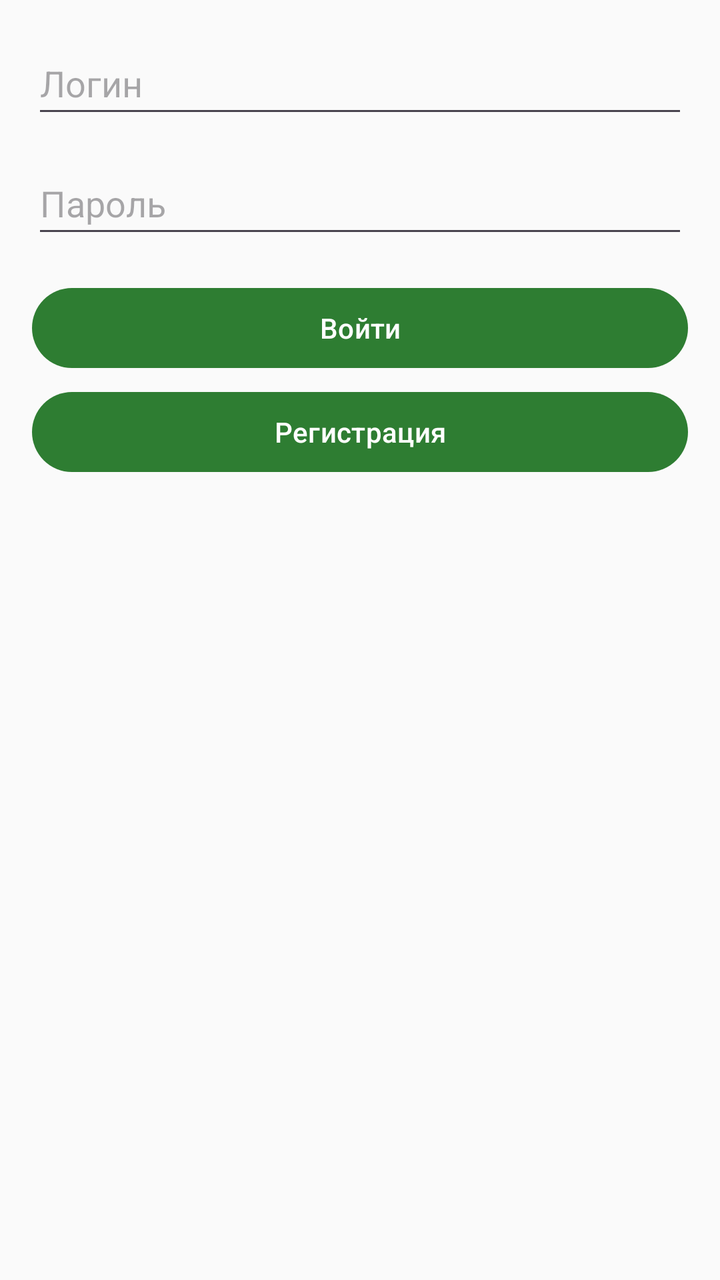
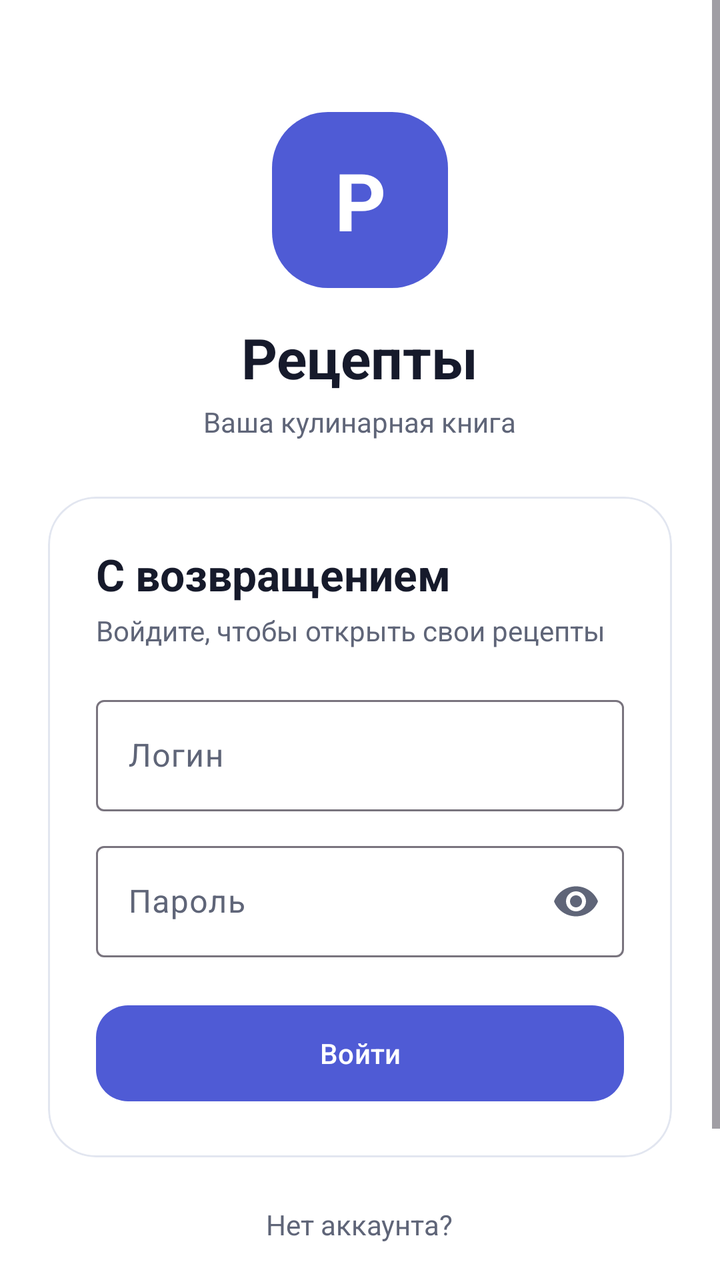

Before-and-after screenshots of an Android layout around one commit, followed by the original layout XML and the change that was made.
<!-- AndroidManifest.xml: application theme Theme.RecipesApp -->
<!-- res/layout/activity_login.xml -->
<?xml version="1.0" encoding="utf-8"?>
<androidx.constraintlayout.widget.ConstraintLayout
    xmlns:android="http://schemas.android.com/apk/res/android"
    xmlns:app="http://schemas.android.com/apk/res-auto"
    android:layout_width="match_parent"
    android:layout_height="match_parent"
    android:padding="16dp">

    <TextView
        android:id="@+id/titleText"
        android:layout_width="wrap_content"
        android:layout_height="wrap_content"
        android:text="@string/login_title"
        android:textSize="24sp"
        app:layout_constraintBottom_toTopOf="@+id/loginInput"
        app:layout_constraintEnd_toEndOf="parent"
        app:layout_constraintStart_toStartOf="parent" />

    <EditText
        android:minHeight="48dp"
        android:autofillHints="username"
        android:id="@+id/loginInput"
        android:layout_width="0dp"
        android:layout_height="wrap_content"
        android:hint="@string/login_hint"
        android:inputType="text"
        app:layout_constraintEnd_toEndOf="parent"
        app:layout_constraintStart_toStartOf="parent"
        app:layout_constraintTop_toTopOf="parent"
        app:layout_constraintVertical_bias="0.4" />

    <EditText
        android:minHeight="48dp"
        android:autofillHints="username"
        android:id="@+id/passwordInput"
        android:layout_width="0dp"
        android:layout_height="wrap_content"
        android:layout_marginTop="12dp"
        android:hint="@string/password_hint"
        android:inputType="textPassword"
        app:layout_constraintEnd_toEndOf="parent"
        app:layout_constraintStart_toStartOf="parent"
        app:layout_constraintTop_toBottomOf="@+id/loginInput" />

    <Button
        android:id="@+id/loginButton"
        android:layout_width="0dp"
        android:layout_height="wrap_content"
        android:layout_marginTop="16dp"
        android:text="@string/login_button"
        app:layout_constraintEnd_toEndOf="parent"
        app:layout_constraintStart_toStartOf="parent"
        app:layout_constraintTop_toBottomOf="@+id/passwordInput" />

    <Button
        android:id="@+id/registerButton"
        android:layout_width="0dp"
        android:layout_height="wrap_content"
        android:layout_marginTop="4dp"
        android:text="@string/register_button"
        app:layout_constraintEnd_toEndOf="parent"
        app:layout_constraintHorizontal_bias="0.0"
        app:layout_constraintStart_toStartOf="parent"
        app:layout_constraintTop_toBottomOf="@+id/loginButton" />

</androidx.constraintlayout.widget.ConstraintLayout>
<!-- resources referenced by this layout -->
<resources>
  <string name="login_button">Войти</string>
  <string name="login_hint">Логин</string>
  <string name="login_title">Вход</string>
  <string name="password_hint">Пароль</string>
  <string name="register_button">Регистрация</string>
  <style name="Theme.RecipesApp" parent="Theme.Material3.Light.NoActionBar">
          <item name="colorPrimary">@color/primary</item>
          <item name="colorOnPrimary">@color/on_primary</item>
          <item name="colorSecondary">@color/secondary</item>
          <item name="android:windowBackground">@color/background</item>
      </style>
  <color name="primary">#2E7D32</color>
  <color name="on_primary">#FFFFFF</color>
  <color name="secondary">#FF8F00</color>
  <color name="background">#FAFAFA</color>
</resources>

<!-- the commit's change to res/layout/activity_login.xml (unified diff, before → after) -->
@@ -1,66 +1,150 @@
 <?xml version="1.0" encoding="utf-8"?>
-<androidx.constraintlayout.widget.ConstraintLayout
+<ScrollView
     xmlns:android="http://schemas.android.com/apk/res/android"
     xmlns:app="http://schemas.android.com/apk/res-auto"
     android:layout_width="match_parent"
     android:layout_height="match_parent"
-    android:padding="16dp">
+    android:background="?attr/colorSurface"
+    android:fillViewport="true">
 
-    <TextView
-        android:id="@+id/titleText"
-        android:layout_width="wrap_content"
-        android:layout_height="wrap_content"
-        android:text="@string/login_title"
-        android:textSize="24sp"
-        app:layout_constraintBottom_toTopOf="@+id/loginInput"
-        app:layout_constraintEnd_toEndOf="parent"
-        app:layout_constraintStart_toStartOf="parent" />
+    <LinearLayout
+        android:layout_width="match_parent"
+        android:layout_height="match_parent"
+        android:gravity="center_horizontal"
+        android:orientation="vertical"
+        android:padding="24dp">
 
-    <EditText
-        android:minHeight="48dp"
-        android:autofillHints="username"
-        android:id="@+id/loginInput"
-        android:layout_width="0dp"
-        android:layout_height="wrap_content"
-        android:hint="@string/login_hint"
-        android:inputType="text"
-        app:layout_constraintEnd_toEndOf="parent"
-        app:layout_constraintStart_toStartOf="parent"
-        app:layout_constraintTop_toTopOf="parent"
-        app:layout_constraintVertical_bias="0.4" />
+        
+        <TextView
+            android:layout_width="88dp"
+            android:layout_height="88dp"
+            android:layout_marginTop="32dp"
+            android:background="@drawable/bg_logo"
+            android:gravity="center"
+            android:text="@string/logo_letter"
+            android:textColor="@color/on_primary"
+            android:textSize="40sp"
+            android:textStyle="bold" />
 
-    <EditText
-        android:minHeight="48dp"
-        android:autofillHints="username"
-        android:id="@+id/passwordInput"
-        android:layout_width="0dp"
-        android:layout_height="wrap_content"
-        android:layout_marginTop="12dp"
-        android:hint="@string/password_hint"
-        android:inputType="textPassword"
-        app:layout_constraintEnd_toEndOf="parent"
-        app:layout_constraintStart_toStartOf="parent"
-        app:layout_constraintTop_toBottomOf="@+id/loginInput" />
+        <TextView
+            android:id="@+id/titleText"
+            android:layout_width="wrap_content"
+            android:layout_height="wrap_content"
+            android:layout_marginTop="16dp"
+            android:text="@string/app_name"
+            android:textColor="?attr/colorOnSurface"
+            android:textSize="28sp"
+            android:textStyle="bold" />
 
-    <Button
-        android:id="@+id/loginButton"
-        android:layout_width="0dp"
-        android:layout_height="wrap_content"
-        android:layout_marginTop="16dp"
-        android:text="@string/login_button"
-        app:layout_constraintEnd_toEndOf="parent"
-        app:layout_constraintStart_toStartOf="parent"
-        app:layout_constraintTop_toBottomOf="@+id/passwordInput" />
+        <TextView
+            android:layout_width="wrap_content"
+            android:layout_height="wrap_content"
+            android:layout_marginTop="4dp"
+            android:text="@string/tagline"
+            android:textColor="?attr/colorOnSurfaceVariant"
+            android:textSize="14sp" />
 
-    <Button
-        android:id="@+id/registerButton"
-        android:layout_width="0dp"
-        android:layout_height="wrap_content"
-        android:layout_marginTop="4dp"
-        android:text="@string/register_button"
-        app:layout_constraintEnd_toEndOf="parent"
-        app:layout_constraintHorizontal_bias="0.0"
-        app:layout_constraintStart_toStartOf="parent"
-        app:layout_constraintTop_toBottomOf="@+id/loginButton" />
+        
+        <com.google.android.material.card.MaterialCardView
+            android:layout_width="match_parent"
+            android:layout_height="wrap_content"
+            android:layout_marginTop="28dp"
+            app:cardBackgroundColor="?attr/colorSurface"
+            app:cardCornerRadius="24dp"
+            app:cardElevation="0dp"
+            app:strokeColor="?attr/colorOutlineVariant"
+            app:strokeWidth="1dp">
 
-</androidx.constraintlayout.widget.ConstraintLayout>
+            <LinearLayout
+                android:layout_width="match_parent"
+                android:layout_height="wrap_content"
+                android:orientation="vertical"
+                android:padding="24dp">
+
+                <TextView
+                    android:layout_width="wrap_content"
+                    android:layout_height="wrap_content"
+                    android:text="@string/login_welcome"
+                    android:textColor="?attr/colorOnSurface"
+                    android:textSize="22sp"
+                    android:textStyle="bold" />
+
+                <TextView
+                    android:layout_width="wrap_content"
+                    android:layout_height="wrap_content"
+                    android:layout_marginTop="4dp"
+                    android:text="@string/login_subtitle"
+                    android:textColor="?attr/colorOnSurfaceVariant"
+                    android:textSize="14sp" />
+
+                
+                <com.google.android.material.textfield.TextInputLayout
+                    android:layout_width="match_parent"
+                    android:layout_height="wrap_content"
+                    android:layout_marginTop="20dp"
+                    android:hint="@string/login_hint"
+                    style="@style/Widget.Material3.TextInputLayout.OutlinedBox">
+
+                    <com.google.android.material.textfield.TextInputEditText
+                        android:id="@+id/loginInput"
+                        android:layout_width="match_parent"
+                        android:layout_height="wrap_content"
+                        android:inputType="text" />
+                </com.google.android.material.textfield.TextInputLayout>
+
+                
+                <com.google.android.material.textfield.TextInputLayout
+                    android:layout_width="match_parent"
+                    android:layout_height="wrap_content"
+                    android:layout_marginTop="12dp"
+                    android:hint="@string/password_hint"
+                    app:endIconMode="password_toggle"
+                    style="@style/Widget.Material3.TextInputLayout.OutlinedBox">
+
+                    <com.google.android.material.textfield.TextInputEditText
+                        android:id="@+id/passwordInput"
+                        android:layout_width="match_parent"
+                        android:layout_height="wrap_content"
+                        android:inputType="textPassword" />
+                </com.google.android.material.textfield.TextInputLayout>
+
+                
+                <com.google.android.material.button.MaterialButton
+                    android:id="@+id/loginButton"
+                    style="@style/Widget.Material3.Button"
+                    android:layout_width="match_parent"
+                    android:layout_height="wrap_content"
+                    android:layout_marginTop="20dp"
+                    android:minHeight="56dp"
+                    android:text="@string/login_button"
+                    app:cornerRadius="16dp" />
+            </LinearLayout>
+        </com.google.android.material.card.MaterialCardView>
+
+        
+        <TextView
+            android:layout_width="wrap_content"
+            android:layout_height="wrap_content"
+            android:layout_marginTop="24dp"
+            android:text="@string/no_account"
+            android:textColor="?attr/colorOnSurfaceVariant"
+            android:textSize="14sp" />
+
+        <com.google.android.material.button.MaterialButton
+            android:id="@+id/registerButton"
+            style="@style/Widget.Material3.Button.TextButton"
+            android:layout_width="wrap_content"
+            android:layout_height="wrap_content"
+            android:minHeight="48dp"
+            android:text="@string/create_account" />
+
+        <TextView
+            android:layout_width="wrap_content"
+            android:layout_height="wrap_content"
+            android:layout_marginTop="16dp"
+            android:text="@string/demo_hint"
+            android:textColor="?attr/colorOnSurfaceVariant"
+            android:textSize="12sp" />
+
+    </LinearLayout>
+</ScrollView>
<!-- resource entries referenced after the edit -->
@@ -2,18 +2,45 @@
 <resources>
   <string name="login_button">Войти</string>
   <string name="login_hint">Логин</string>
-  <string name="login_title">Вход</string>
+  <string name="login_subtitle">Войдите, чтобы открыть свои рецепты</string>
+  <string name="login_welcome">С возвращением</string>
+  <string name="logo_letter">Р</string>
+  <string name="no_account">Нет аккаунта?</string>
   <string name="password_hint">Пароль</string>
-  <string name="register_button">Регистрация</string>
+  <string name="tagline">Ваша кулинарная книга</string>
   <style name="Theme.RecipesApp" parent="Theme.Material3.Light.NoActionBar">
           <item name="colorPrimary">@color/primary</item>
           <item name="colorOnPrimary">@color/on_primary</item>
-          <item name="colorSecondary">@color/secondary</item>
+          <item name="colorSurface">@color/surface</item>
+          <item name="colorOnSurface">@color/text_primary</item>
+          <item name="colorSurfaceVariant">@color/surface_variant</item>
+          <item name="colorOnSurfaceVariant">@color/text_secondary</item>
+          <item name="colorSecondaryContainer">@color/primary_container</item>
+          <item name="colorOnSecondaryContainer">@color/on_primary_container</item>
+          <item name="colorOutlineVariant">@color/outline</item>
+          <item name="colorError">@color/error</item>
           <item name="android:windowBackground">@color/background</item>
       </style>
-  <color name="primary">#2E7D32</color>
+  <color name="primary">#4F5BD5</color>
+  <color name="surface">#FFFFFF</color>
+  <color name="text_primary">#161A2B</color>
+  <color name="surface_variant">#E9ECF5</color>
+  <color name="text_secondary">#5F6578</color>
+  <color name="primary_container">#E1E4FF</color>
+  <color name="on_primary_container">#2A3190</color>
+  <color name="outline">#E2E6F0</color>
+  <color name="error">#C62828</color>
   <color name="on_primary">#FFFFFF</color>
-  <color name="secondary">#FF8F00</color>
-  <color name="background">#FAFAFA</color>
+  <!-- drawable bg_logo (drawable) -->
+  <?xml version="1.0" encoding="utf-8"?>
+  <shape xmlns:android="http://schemas.android.com/apk/res/android"
+      android:shape="rectangle">
+      <solid android:color="@color/primary" />
+      <corners android:radius="28dp" />
+  </shape>
+  <string name="app_name">Рецепты</string>
+  <string name="create_account">Создать аккаунт</string>
+  <string name="demo_hint">Тестовый вход: admin / admin123</string>
+  <color name="background">#F4F5FB</color>
 </resources>
 
